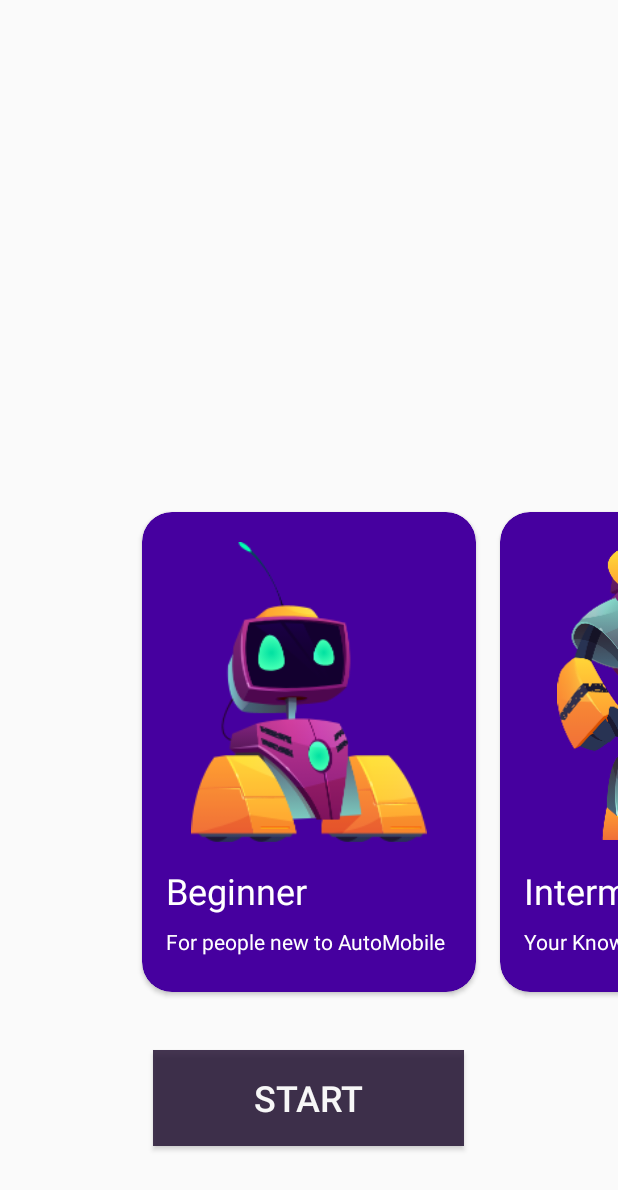
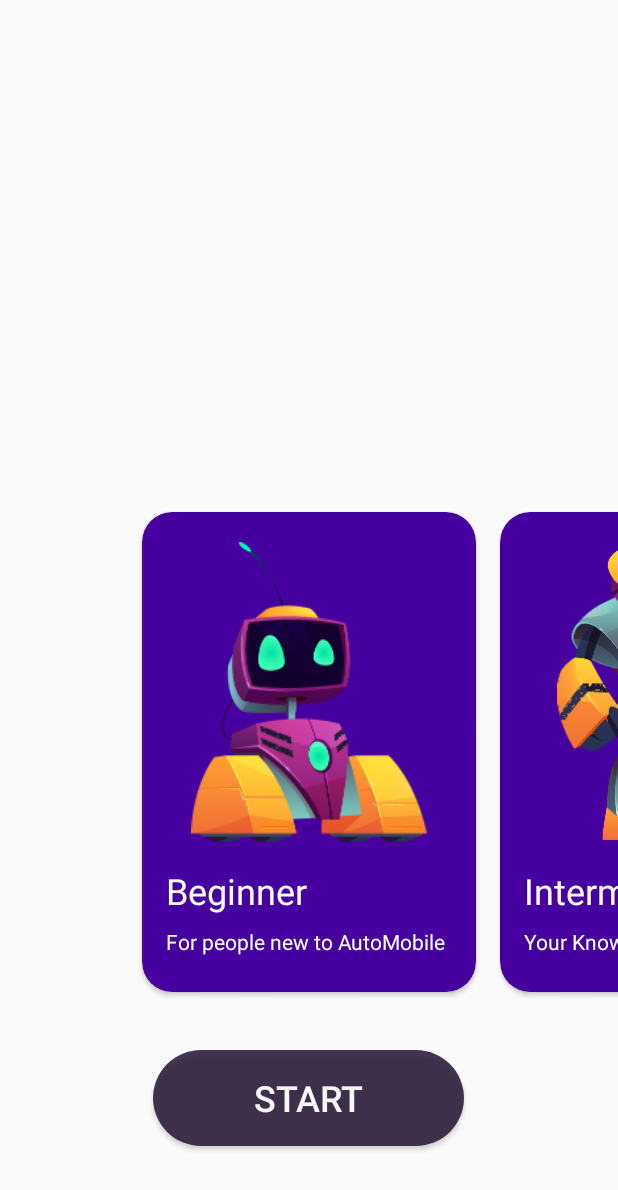
Before and after one commit to SAEapp/Yantriki, an Android app: the levelCard screen opened directly, with no data from a screen before it, on a phone screen of 412 x 824 dp. Shown: the top 1190 px of the screen. Run offline under Robolectric (Android 15) with nearby library versions, the phone set to English and light mode, and no system bars; our stand-ins replace Firebase (no records; nobody signed in at launch, a user with empty details on screens opened directly); Roboto replaces fonts that are not available here.

Commit message:
Small Fixes 4

```diff
--- a/app/src/main/res/layout/activity_cardlevel.xml
+++ b/app/src/main/res/layout/activity_cardlevel.xml
@@ -24,7 +24,7 @@
         android:layout_centerHorizontal="true"
         android:layout_marginBottom="60dp"
         android:alpha="0.85"
-        android:background="@color/colorPrimaryDark"
+        android:background="@drawable/round_corner_3"
         android:backgroundTint="@color/colorPrimaryDark"
         android:paddingLeft="30dp"
         android:paddingRight="30dp"
```
